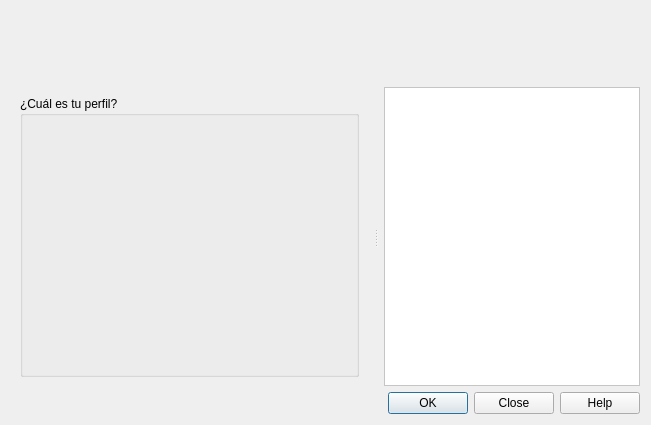
The window that asistente_ladm_col/ui/dialogs/dlg_welcome_screen.ui (SwissTierrasColombia/Asistente-LADM-COL) describes before a commit, drawn with Qt 5.
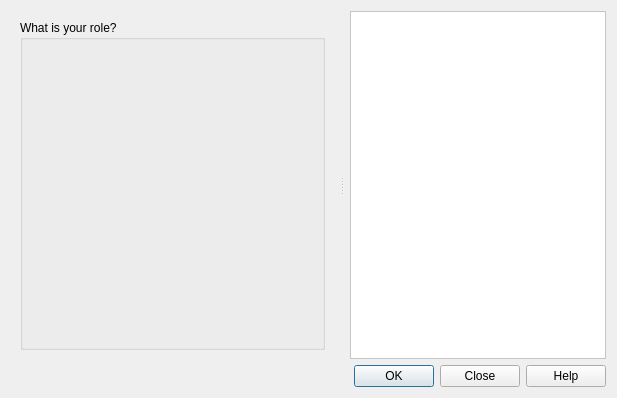
The same window after the commit. Icons and pictures are not drawn.

Commit message: [gui] Make it clear that the Basic role is the recommended one; remove icon from Welcome dialog

The edit to the form file:
```diff
--- a/asistente_ladm_col/ui/dialogs/dlg_welcome_screen.ui
+++ b/asistente_ladm_col/ui/dialogs/dlg_welcome_screen.ui
@@ -6,8 +6,8 @@
    <rect>
     <x>0</x>
     <y>0</y>
-    <width>651</width>
-    <height>425</height>
+    <width>617</width>
+    <height>398</height>
    </rect>
   </property>
   <property name="windowTitle">
@@ -15,6 +15,16 @@
   </property>
   <layout class="QGridLayout" name="gridLayout">
    <item row="1" column="0">
+    <widget class="QDialogButtonBox" name="buttonBox">
+     <property name="orientation">
+      <enum>Qt::Horizontal</enum>
+     </property>
+     <property name="standardButtons">
+      <set>QDialogButtonBox::Close|QDialogButtonBox::Help|QDialogButtonBox::Ok</set>
+     </property>
+    </widget>
+   </item>
+   <item row="0" column="0">
     <widget class="QSplitter" name="splitter">
      <property name="sizePolicy">
       <sizepolicy hsizetype="Expanding" vsizetype="Expanding">
@@ -39,7 +49,7 @@
        <item row="0" column="1">
         <widget class="QGroupBox" name="gbx_options">
          <property name="title">
-          <string>¿Cuál es tu perfil?</string>
+          <string>What is your role?</string>
          </property>
         </widget>
        </item>
@@ -64,50 +74,6 @@
      </widget>
     </widget>
    </item>
-   <item row="0" column="0">
-    <widget class="QWidget" name="widget" native="true">
-     <property name="sizePolicy">
-      <sizepolicy hsizetype="Preferred" vsizetype="Fixed">
-       <horstretch>0</horstretch>
-       <verstretch>0</verstretch>
-      </sizepolicy>
-     </property>
-     <property name="minimumSize">
-      <size>
-       <width>0</width>
-       <height>70</height>
-      </size>
-     </property>
-     <property name="autoFillBackground">
-      <bool>false</bool>
-     </property>
-     <layout class="QGridLayout" name="gridLayout_2">
-      <item row="0" column="0">
-       <widget class="QLabel" name="label">
-        <property name="text">
-         <string/>
-        </property>
-        <property name="pixmap">
-         <pixmap resource="../../resources.qrc">:/Asistente-LADM-COL/resources/images/icon_about.png</pixmap>
-        </property>
-        <property name="alignment">
-         <set>Qt::AlignCenter</set>
-        </property>
-       </widget>
-      </item>
-     </layout>
-    </widget>
-   </item>
-   <item row="2" column="0">
-    <widget class="QDialogButtonBox" name="buttonBox">
-     <property name="orientation">
-      <enum>Qt::Horizontal</enum>
-     </property>
-     <property name="standardButtons">
-      <set>QDialogButtonBox::Close|QDialogButtonBox::Help|QDialogButtonBox::Ok</set>
-     </property>
-    </widget>
-   </item>
   </layout>
  </widget>
  <resources>
```
Left out of the diff: 2 changed lines with no effect on the pictures. The commit also changes 2 other files.
